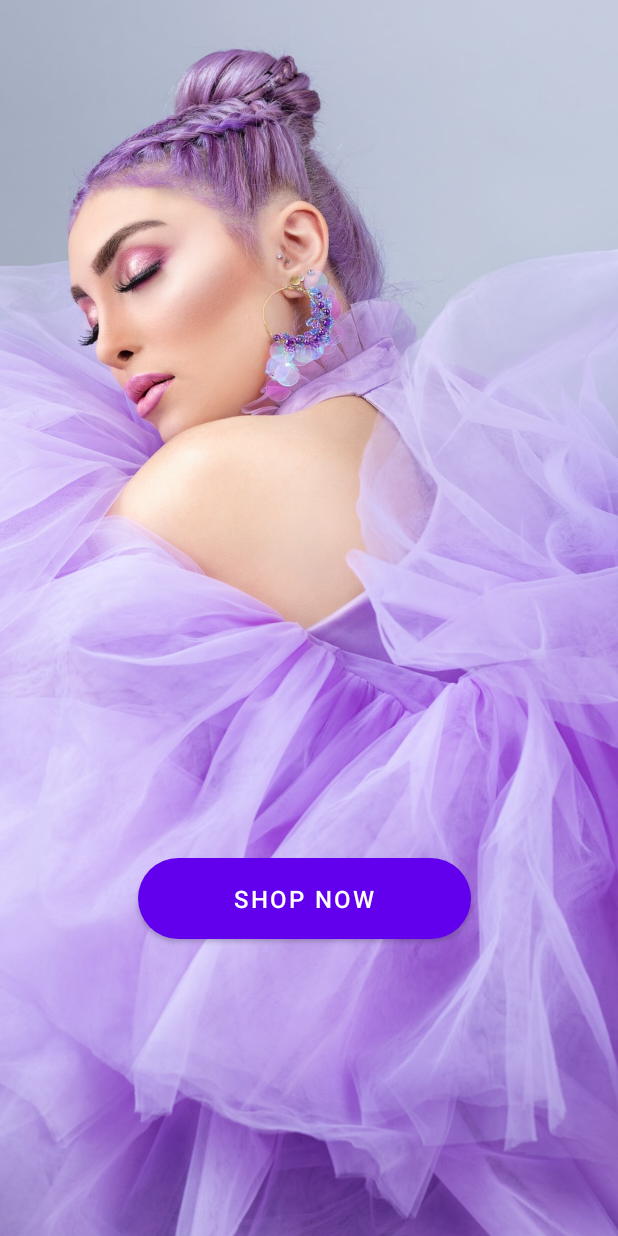
After one commit to tthienduc13/toystore, an Android app: the layout activity_welcome.xml on its own in the app's theme, with its tools: preview values and no code run, on a phone screen of 412 x 824 dp. The commit adds this screen. Run offline under Robolectric (Android 15) with nearby library versions, the light colour scheme and no system bars.

Commit message:
welcome page and login register

```diff
--- /dev/null
+++ b/app/src/main/res/layout/activity_welcome.xml
@@ -0,0 +1,34 @@
+<?xml version="1.0" encoding="utf-8"?>
+<androidx.constraintlayout.widget.ConstraintLayout xmlns:android="http://schemas.android.com/apk/res/android"
+    xmlns:app="http://schemas.android.com/apk/res-auto"
+    xmlns:tools="http://schemas.android.com/tools"
+    android:layout_width="match_parent"
+    android:layout_height="match_parent">
+
+    <ImageView
+        android:id="@+id/imageView3"
+        android:layout_width="match_parent"
+        android:layout_height="match_parent"
+        android:scaleType="centerCrop"
+        app:layout_constraintBottom_toBottomOf="parent"
+        app:layout_constraintEnd_toEndOf="parent"
+        app:layout_constraintHorizontal_bias="0.0"
+        app:layout_constraintStart_toStartOf="parent"
+        app:layout_constraintTop_toTopOf="parent"
+        app:srcCompat="@drawable/bg"
+        android:contentDescription="@string/image_description" />
+
+    <Button
+        android:id="@+id/button"
+        android:layout_width="222dp"
+        android:layout_height="54dp"
+        android:layout_marginStart="92dp"
+        android:layout_marginTop="572dp"
+        android:background="@drawable/rounded_button"
+        android:gravity="center"
+        android:text="@string/shop_now"
+        android:textColor="@android:color/white"
+        android:textSize="16sp"
+        app:layout_constraintStart_toStartOf="parent"
+        app:layout_constraintTop_toTopOf="parent" />
+</androidx.constraintlayout.widget.ConstraintLayout>
--- a/app/src/main/res/values/strings.xml
+++ b/app/src/main/res/values/strings.xml
@@ -10,4 +10,5 @@
     <string name="menu_home">Home</string>
     <string name="menu_gallery">Gallery</string>
     <string name="menu_slideshow">Slideshow</string>
+    <string name="shop_now">Shop now</string>
 </resources>
```
Also changed, not shown: app/src/main/res/layout/loging_register.xml (added, +32 -0 lines).
